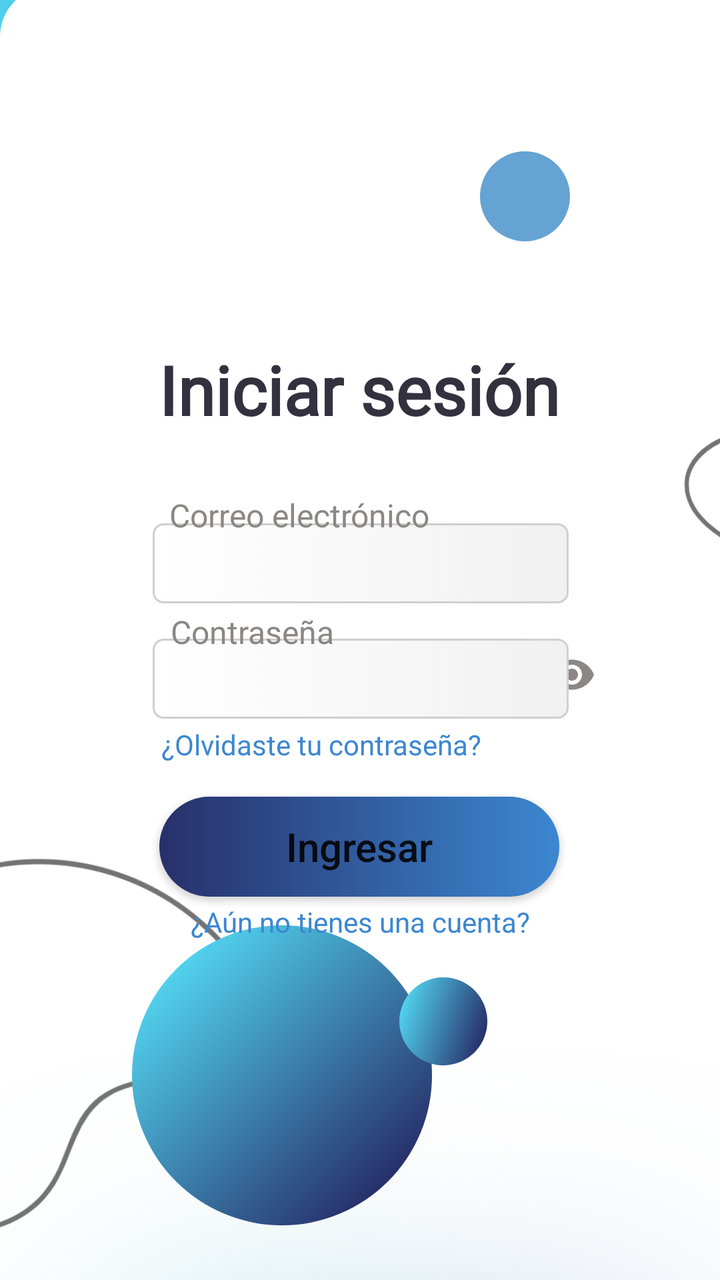
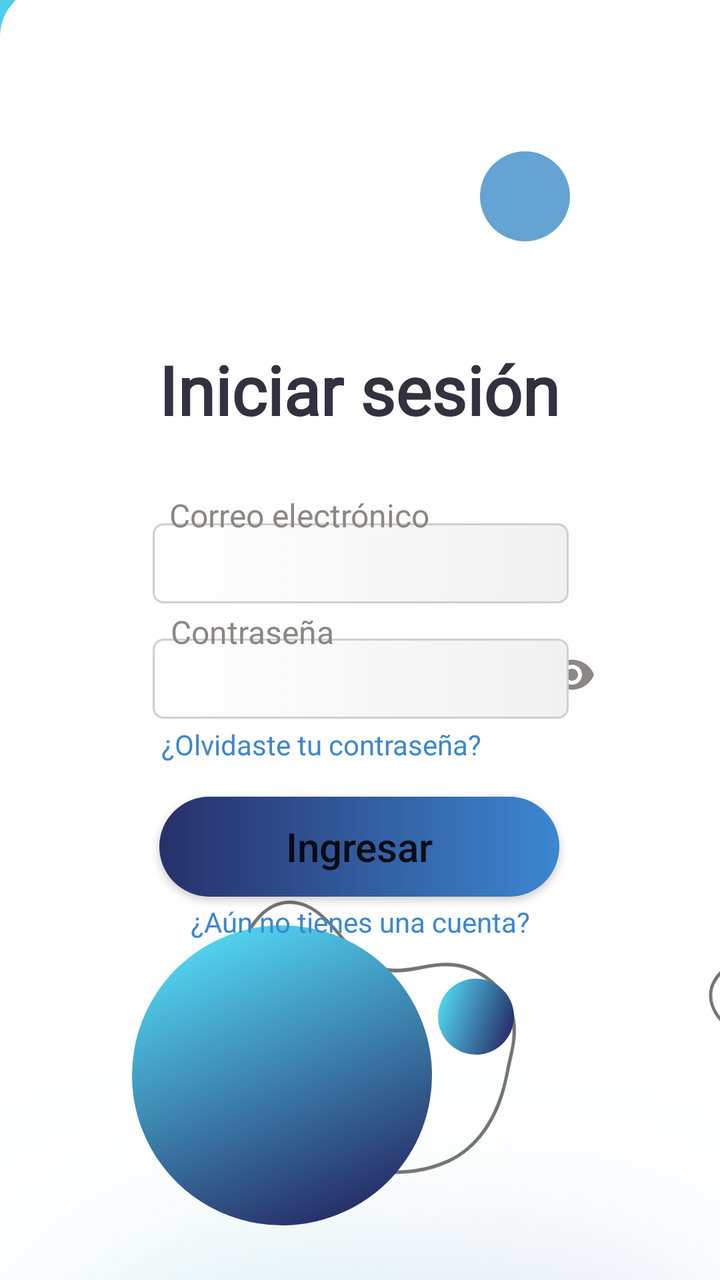

Compare the two renders of this Android layout. The source of the first and the diff that turns it into the second are given below.
<!-- AndroidManifest.xml: application theme Theme.OnePetApp.NoActionBar -->
<!-- res/layout/activity_iniciarsesion.xml -->
<?xml version="1.0" encoding="utf-8"?>
<androidx.constraintlayout.widget.ConstraintLayout xmlns:android="http://schemas.android.com/apk/res/android"
    xmlns:app="http://schemas.android.com/apk/res-auto"
    xmlns:tools="http://schemas.android.com/tools"
    android:id="@+id/main"
    android:layout_width="match_parent"
    android:layout_height="match_parent"
    android:background="#61777C"
    android:backgroundTint="#52B6CC"
    tools:context=".iniciarsesion">

    <androidx.constraintlayout.widget.ConstraintLayout
        android:layout_width="match_parent"
        android:layout_height="match_parent"
        android:background="@drawable/fondologin"
        android:backgroundTint="#52B6CC"
        android:foregroundTint="#4ECFEB"
        app:backgroundTint="@null">

        <ImageView
            android:id="@+id/imageView55"
            android:layout_width="464dp"
            android:layout_height="216dp"
            app:layout_constraintBottom_toBottomOf="@+id/imageView28"
            app:layout_constraintTop_toTopOf="parent"
            app:layout_constraintVertical_bias="0.0"
            app:srcCompat="@drawable/fondosplash"
            tools:layout_editor_absoluteX="-21dp" />

        <ImageView
            android:id="@+id/imageView70"
            android:layout_width="163dp"
            android:layout_height="156dp"
            android:layout_marginEnd="272dp"
            android:rotation="53"
            app:layout_constraintBottom_toBottomOf="parent"
            app:layout_constraintEnd_toEndOf="parent"
            app:layout_constraintTop_toTopOf="parent"
            app:layout_constraintVertical_bias="0.147"
            app:srcCompat="@drawable/circuloop3" />

        <ImageView
            android:id="@+id/imageView72"
            android:layout_width="412dp"
            android:layout_height="246dp"
            android:alpha="0.2"
            app:layout_constraintBottom_toBottomOf="@+id/imageView28"
            app:layout_constraintEnd_toEndOf="parent"
            app:layout_constraintStart_toStartOf="parent"
            app:layout_constraintTop_toTopOf="parent"
            app:layout_constraintVertical_bias="0.318"
            app:srcCompat="@drawable/rectangulosombra" />

        <ImageView
            android:id="@+id/imageView28"
            android:layout_width="410dp"
            android:layout_height="647dp"
            app:layout_constraintBottom_toBottomOf="parent"
            app:layout_constraintEnd_toEndOf="parent"
            app:layout_constraintHorizontal_bias="0.0"
            app:layout_constraintStart_toStartOf="parent"
            app:layout_constraintTop_toTopOf="parent"
            app:layout_constraintVertical_bias="1.0"
            app:srcCompat="@drawable/rectangulowis" />

        <TextView
            android:id="@+id/textView10"
            android:layout_width="wrap_content"
            android:layout_height="wrap_content"
            android:fontFamily="@font/alata"
            android:text="Iniciar sesión"
            android:textColor="#34313F"
            android:textSize="34dp"
            android:textStyle="bold"
            app:layout_constraintBottom_toBottomOf="parent"
            app:layout_constraintEnd_toEndOf="parent"
            app:layout_constraintHorizontal_bias="0.497"
            app:layout_constraintStart_toStartOf="parent"
            app:layout_constraintTop_toTopOf="parent"
            app:layout_constraintVertical_bias="0.289" />

        <ImageButton
            android:id="@+id/btnVolverIS"
            android:layout_width="wrap_content"
            android:layout_height="wrap_content"
            android:backgroundTint="#00FFFFFF"
            android:tint="#FFFFFF"
            app:layout_constraintBottom_toBottomOf="@+id/imageView28"
            app:layout_constraintEnd_toEndOf="parent"
            app:layout_constraintHorizontal_bias="0.044"
            app:layout_constraintStart_toStartOf="parent"
            app:layout_constraintTop_toTopOf="parent"
            app:layout_constraintVertical_bias="0.019"
            app:srcCompat="@drawable/baseline_arrow_back_ios_24" />

        <ImageView
            android:id="@+id/imageView111"
            android:layout_width="216dp"
            android:layout_height="228dp"
            android:layout_marginEnd="240dp"
            android:rotation="-70"
            android:rotationY="0"
            app:layout_constraintBottom_toBottomOf="parent"
            app:layout_constraintEnd_toEndOf="parent"
            app:layout_constraintTop_toTopOf="parent"
            app:layout_constraintVertical_bias="0.99"
            app:srcCompat="@drawable/blobdos" />

        <ImageView
            android:id="@+id/imageView60"
            android:layout_width="wrap_content"
            android:layout_height="wrap_content"
            android:layout_marginTop="392dp"
            app:layout_constraintEnd_toEndOf="parent"
            app:layout_constraintHorizontal_bias="0.0"
            app:layout_constraintStart_toStartOf="parent"
            app:layout_constraintTop_toTopOf="parent"
            app:srcCompat="@drawable/degcelesteinf" />

        <ImageView
            android:id="@+id/imageView67"
            android:layout_width="94dp"
            android:layout_height="206dp"
            android:layout_marginStart="332dp"
            app:layout_constraintBottom_toBottomOf="parent"
            app:layout_constraintStart_toStartOf="parent"
            app:layout_constraintTop_toTopOf="parent"
            app:layout_constraintVertical_bias="0.428"
            app:srcCompat="@drawable/halfblob1" />

        <ImageView
            android:id="@+id/imageView68"
            android:layout_width="124dp"
            android:layout_height="124dp"
            android:layout_marginStart="308dp"
            android:layout_marginBottom="732dp"
            android:alpha="0.6"
            android:rotation="23"
            app:layout_constraintBottom_toBottomOf="parent"
            app:layout_constraintStart_toStartOf="parent"
            app:srcCompat="@drawable/circuloop2" />

        <ImageView
            android:id="@+id/imageView69"
            android:layout_width="45dp"
            android:layout_height="45dp"
            android:alpha="0.8"
            app:layout_constraintBottom_toBottomOf="parent"
            app:layout_constraintEnd_toEndOf="parent"
            app:layout_constraintHorizontal_bias="0.762"
            app:layout_constraintStart_toStartOf="parent"
            app:layout_constraintTop_toTopOf="parent"
            app:layout_constraintVertical_bias="0.127"
            app:srcCompat="@drawable/circuloop2" />

        <ImageView
            android:id="@+id/imageView71"
            android:layout_width="122dp"
            android:layout_height="141dp"
            app:layout_constraintBottom_toBottomOf="@+id/imageView28"
            app:layout_constraintEnd_toEndOf="parent"
            app:layout_constraintHorizontal_bias="0.498"
            app:layout_constraintStart_toStartOf="parent"
            app:layout_constraintTop_toTopOf="parent"
            app:layout_constraintVertical_bias="0.038"
            app:srcCompat="@drawable/logowhite" />

        <ImageView
            android:id="@+id/imageView54"
            android:layout_width="150dp"
            android:layout_height="150dp"
            android:rotation="45"
            app:layout_constraintBottom_toBottomOf="parent"
            app:layout_constraintEnd_toEndOf="parent"
            app:layout_constraintHorizontal_bias="0.314"
            app:layout_constraintStart_toStartOf="parent"
            app:layout_constraintTop_toTopOf="parent"
            app:layout_constraintVertical_bias="0.944"
            app:srcCompat="@drawable/circulocelesteazul" />

        <ImageView
            android:id="@+id/imageView110"
            android:layout_width="44dp"
            android:layout_height="44dp"
            android:rotation="19"
            app:layout_constraintBottom_toBottomOf="@+id/imageView28"
            app:layout_constraintEnd_toEndOf="parent"
            app:layout_constraintHorizontal_bias="0.632"
            app:layout_constraintStart_toStartOf="parent"
            app:layout_constraintTop_toTopOf="parent"
            app:layout_constraintVertical_bias="0.82"
            app:srcCompat="@drawable/circulocelesteazul" />

        <ImageView
            android:id="@+id/imageView64"
            android:layout_width="wrap_content"
            android:layout_height="wrap_content"
            android:layout_marginTop="684dp"
            app:layout_constraintEnd_toEndOf="parent"
            app:layout_constraintHorizontal_bias="0.992"
            app:layout_constraintStart_toStartOf="parent"
            app:layout_constraintTop_toTopOf="parent"
            app:srcCompat="@drawable/imagenconejo1" />

        <ImageButton
            android:id="@+id/btnojolog"
            android:layout_width="wrap_content"
            android:layout_height="wrap_content"
            android:backgroundTint="#00FFFFFF"
            android:tint="#8C8686"
            app:layout_constraintBottom_toBottomOf="parent"
            app:layout_constraintEnd_toEndOf="parent"
            app:layout_constraintHorizontal_bias="0.84"
            app:layout_constraintStart_toStartOf="parent"
            app:layout_constraintTop_toTopOf="parent"
            app:layout_constraintVertical_bias="0.529"
            app:srcCompat="@drawable/eyeantifragile" />

        <TextView
            android:id="@+id/txtNoCuenta"
            android:layout_width="wrap_content"
            android:layout_height="wrap_content"
            android:text="¿Aún no tienes una cuenta?"
            android:textColor="#3C87D1"
            app:layout_constraintBottom_toBottomOf="parent"
            app:layout_constraintEnd_toEndOf="parent"
            app:layout_constraintStart_toStartOf="parent"
            app:layout_constraintTop_toTopOf="parent"
            app:layout_constraintVertical_bias="0.727" />

        <Button
            android:id="@+id/btniniciarsesionhome"
            android:layout_width="200dp"
            android:layout_height="50dp"
            android:background="@drawable/btnazul"
            android:text="Ingresar"
            android:textAllCaps="false"
            android:textSize="20sp"
            app:backgroundTint="@null"
            app:layout_constraintBottom_toBottomOf="@+id/imageView28"
            app:layout_constraintEnd_toEndOf="parent"
            app:layout_constraintHorizontal_bias="0.497"
            app:layout_constraintStart_toStartOf="parent"
            app:layout_constraintTop_toTopOf="parent"
            app:layout_constraintVertical_bias="0.675" />

        <EditText
            android:id="@+id/txtcorreoiniciar"
            android:layout_width="208dp"
            android:layout_height="40dp"
            android:background="@drawable/bordecajasg"
            android:ems="10"
            android:inputType="text"
            android:padding="7dp"
            app:layout_constraintBottom_toBottomOf="parent"
            app:layout_constraintEnd_toEndOf="parent"
            app:layout_constraintHorizontal_bias="0.502"
            app:layout_constraintStart_toStartOf="parent"
            app:layout_constraintTop_toTopOf="parent"
            app:layout_constraintVertical_bias="0.436" />

        <EditText
            android:id="@+id/txtcontrasenainicio"
            android:layout_width="208dp"
            android:layout_height="40dp"
            android:background="@drawable/bordecajasg"
            android:ems="10"
            android:inputType="textPassword"
            android:padding="7dp"
            app:layout_constraintBottom_toBottomOf="parent"
            app:layout_constraintEnd_toEndOf="parent"
            app:layout_constraintHorizontal_bias="0.502"
            app:layout_constraintStart_toStartOf="parent"
            app:layout_constraintTop_toTopOf="parent"
            app:layout_constraintVertical_bias="0.532" />

        <TextView
            android:id="@+id/btnrecuperarcontra"
            android:layout_width="wrap_content"
            android:layout_height="wrap_content"
            android:text="¿Olvidaste tu contraseña?"
            android:textColor="#3C87D1"
            app:layout_constraintBottom_toBottomOf="parent"
            app:layout_constraintEnd_toEndOf="parent"
            app:layout_constraintHorizontal_bias="0.404"
            app:layout_constraintStart_toStartOf="parent"
            app:layout_constraintTop_toTopOf="parent"
            app:layout_constraintVertical_bias="0.584" />

        <TextView
            android:id="@+id/textView47"
            android:layout_width="wrap_content"
            android:layout_height="wrap_content"
            android:text="Correo electrónico"
            android:textColor="#8C8686"
            android:textSize="16sp"
            app:layout_constraintBottom_toBottomOf="parent"
            app:layout_constraintEnd_toEndOf="parent"
            app:layout_constraintHorizontal_bias="0.368"
            app:layout_constraintStart_toStartOf="parent"
            app:layout_constraintTop_toTopOf="parent"
            app:layout_constraintVertical_bias="0.399" />

        <TextView
            android:id="@+id/textView48"
            android:layout_width="wrap_content"
            android:layout_height="wrap_content"
            android:text="Contraseña"
            android:textColor="#8C8686"
            android:textSize="16sp"
            app:layout_constraintBottom_toBottomOf="parent"
            app:layout_constraintEnd_toEndOf="parent"
            app:layout_constraintHorizontal_bias="0.307"
            app:layout_constraintStart_toStartOf="parent"
            app:layout_constraintTop_toTopOf="parent"
            app:layout_constraintVertical_bias="0.493" />

    </androidx.constraintlayout.widget.ConstraintLayout>

</androidx.constraintlayout.widget.ConstraintLayout>
<!-- resources referenced by this layout -->
<resources>
  <!-- drawable baseline_arrow_back_ios_24 (drawable) -->
  <vector xmlns:android="http://schemas.android.com/apk/res/android" android:autoMirrored="true" android:height="24dp" android:tint="#000000" android:viewportHeight="24" android:viewportWidth="24" android:width="24dp">
        
      <path android:fillColor="@android:color/white" android:pathData="M11.67,3.87L9.9,2.1 0,12l9.9,9.9 1.77,-1.77L3.54,12z"/>
      
  </vector>
  <!-- drawable btnazul (drawable) -->
  <?xml version="1.0" encoding="utf-8"?>
  <shape xmlns:android="http://schemas.android.com/apk/res/android"
      android:shape="rectangle">
      <gradient
          android:startColor="#27306A"
          android:endColor="#3C87D1">
      </gradient>
      <corners android:radius="1000dp"></corners>
  </shape>
  <!-- drawable circulocelesteazul (drawable) -->
  <?xml version="1.0" encoding="utf-8"?>
  <selector xmlns:android="http://schemas.android.com/apk/res/android">
      <item>
          <shape>
              <gradient
                  android:startColor="#51D1ED"
                  android:endColor="#27306A">
              </gradient>
              <corners android:radius="1000dp"></corners>
          </shape>
      </item>
  </selector>
  <!-- drawable circuloop2 (drawable) -->
  <?xml version="1.0" encoding="utf-8"?>
  <selector xmlns:android="http://schemas.android.com/apk/res/android">
      <item>
          <shape>
              <gradient
                  android:startColor="#3e8cc8"
                  android:endColor="#3e8cc8">
              </gradient>
              <corners android:radius="1000dp"></corners>
          </shape>
      </item>
  </selector>
  <!-- drawable circuloop3 (drawable) -->
  <?xml version="1.0" encoding="utf-8"?>
  <selector xmlns:android="http://schemas.android.com/apk/res/android">
      <item>
          <shape>
              <gradient
                  android:startColor="#65b0eb"
                  android:endColor="#65b0eb">
              </gradient>
              <corners android:radius="1000dp"></corners>
          </shape>
      </item>
  </selector>
  <!-- drawable fondologin (drawable) -->
  <?xml version="1.0" encoding="utf-8"?>
  <selector xmlns:android="http://schemas.android.com/apk/res/android">
      <item>
          <shape>
              <gradient
                  android:startColor="#CAF4FF"
                  android:endColor="#52B6CC">
              </gradient>
              <corners android:radius="0dp"></corners>
          </shape>
      </item>
  </selector>
  <!-- drawable fondosplash (drawable) -->
  <?xml version="1.0" encoding="utf-8"?>
  <selector xmlns:android="http://schemas.android.com/apk/res/android">
      <item>
          <shape>
              <gradient
                  android:startColor="#4ECFEB"
                  android:endColor="#27306A">
              </gradient>
              <corners android:radius="0dp"></corners>
          </shape>
      </item>
  </selector>
  <!-- drawable rectangulosombra (drawable) -->
  <?xml version="1.0" encoding="utf-8"?>
  <selector xmlns:android="http://schemas.android.com/apk/res/android">
      <item>
          <shape>
              <gradient
                  android:startColor="#737373"
                  android:endColor="#737373">
              </gradient>
              <corners android:radius="25dp"></corners>
          </shape>
      </item>
  </selector>
  <!-- drawable rectangulowis (drawable) -->
  <?xml version="1.0" encoding="utf-8"?>
  <selector xmlns:android="http://schemas.android.com/apk/res/android">
      <item>
          <shape>
              <gradient
                  android:startColor="#FFFFFF"
                  android:endColor="#FFFFFF">
              </gradient>
              <corners android:topLeftRadius="25dp" android:topRightRadius="25dp"></corners>
          </shape>
      </item>
  </selector>
  <style name="Theme.OnePetApp.NoActionBar">
          <item name="windowActionBar">false</item>
          <item name="windowNoTitle">true</item>
      </style>
  <!-- unchanged entries left out for length: 7 -->
</resources>

<!-- the commit's change to res/layout/activity_iniciarsesion.xml (unified diff, before → after) -->
@@ -63,6 +63,17 @@
             app:layout_constraintVertical_bias="1.0"
             app:srcCompat="@drawable/rectangulowis" />
 
+        <ImageView
+            android:id="@+id/imageView60"
+            android:layout_width="wrap_content"
+            android:layout_height="wrap_content"
+            android:layout_marginTop="392dp"
+            app:layout_constraintEnd_toEndOf="parent"
+            app:layout_constraintHorizontal_bias="0.0"
+            app:layout_constraintStart_toStartOf="parent"
+            app:layout_constraintTop_toTopOf="parent"
+            app:srcCompat="@drawable/degcelesteinf" />
+
         <TextView
             android:id="@+id/textView10"
             android:layout_width="wrap_content"
@@ -95,37 +106,27 @@
 
         <ImageView
             android:id="@+id/imageView111"
-            android:layout_width="216dp"
-            android:layout_height="228dp"
-            android:layout_marginEnd="240dp"
-            android:rotation="-70"
+            android:layout_width="154dp"
+            android:layout_height="152dp"
+            android:rotation="168"
             android:rotationY="0"
             app:layout_constraintBottom_toBottomOf="parent"
             app:layout_constraintEnd_toEndOf="parent"
-            app:layout_constraintTop_toTopOf="parent"
-            app:layout_constraintVertical_bias="0.99"
+            app:layout_constraintHorizontal_bias="0.533"
+            app:layout_constraintStart_toStartOf="parent"
+            app:layout_constraintTop_toTopOf="parent"
+            app:layout_constraintVertical_bias="0.903"
             app:srcCompat="@drawable/blobdos" />
 
         <ImageView
-            android:id="@+id/imageView60"
-            android:layout_width="wrap_content"
-            android:layout_height="wrap_content"
-            android:layout_marginTop="392dp"
-            app:layout_constraintEnd_toEndOf="parent"
-            app:layout_constraintHorizontal_bias="0.0"
-            app:layout_constraintStart_toStartOf="parent"
-            app:layout_constraintTop_toTopOf="parent"
-            app:srcCompat="@drawable/degcelesteinf" />
-
-        <ImageView
             android:id="@+id/imageView67"
-            android:layout_width="94dp"
-            android:layout_height="206dp"
-            android:layout_marginStart="332dp"
-            app:layout_constraintBottom_toBottomOf="parent"
-            app:layout_constraintStart_toStartOf="parent"
-            app:layout_constraintTop_toTopOf="parent"
-            app:layout_constraintVertical_bias="0.428"
+            android:layout_width="59dp"
+            android:layout_height="180dp"
+            android:layout_marginStart="352dp"
+            app:layout_constraintBottom_toBottomOf="parent"
+            app:layout_constraintStart_toStartOf="parent"
+            app:layout_constraintTop_toTopOf="parent"
+            app:layout_constraintVertical_bias="0.96"
             app:srcCompat="@drawable/halfblob1" />
 
         <ImageView
@@ -169,7 +170,7 @@
             android:id="@+id/imageView54"
             android:layout_width="150dp"
             android:layout_height="150dp"
-            android:rotation="45"
+            android:rotation="66"
             app:layout_constraintBottom_toBottomOf="parent"
             app:layout_constraintEnd_toEndOf="parent"
             app:layout_constraintHorizontal_bias="0.314"
@@ -180,15 +181,15 @@
 
         <ImageView
             android:id="@+id/imageView110"
-            android:layout_width="44dp"
-            android:layout_height="44dp"
+            android:layout_width="38dp"
+            android:layout_height="38dp"
             android:rotation="19"
             app:layout_constraintBottom_toBottomOf="@+id/imageView28"
             app:layout_constraintEnd_toEndOf="parent"
-            app:layout_constraintHorizontal_bias="0.632"
-            app:layout_constraintStart_toStartOf="parent"
-            app:layout_constraintTop_toTopOf="parent"
-            app:layout_constraintVertical_bias="0.82"
+            app:layout_constraintHorizontal_bias="0.68"
+            app:layout_constraintStart_toStartOf="parent"
+            app:layout_constraintTop_toTopOf="parent"
+            app:layout_constraintVertical_bias="0.813"
             app:srcCompat="@drawable/circulocelesteazul" />
 
         <ImageView
@@ -315,6 +316,16 @@
             app:layout_constraintTop_toTopOf="parent"
             app:layout_constraintVertical_bias="0.493" />
 
+        <ImageView
+            android:id="@+id/imageView218"
+            android:layout_width="151dp"
+            android:layout_height="175dp"
+            android:layout_marginTop="732dp"
+            android:layout_marginEnd="328dp"
+            app:layout_constraintEnd_toEndOf="parent"
+            app:layout_constraintTop_toTopOf="parent"
+            app:srcCompat="@drawable/bgtres" />
+
     </androidx.constraintlayout.widget.ConstraintLayout>
 
 </androidx.constraintlayout.widget.ConstraintLayout>
<!-- resource entries referenced after the edit -->
@@ -6,6 +6,7 @@
       <path android:fillColor="@android:color/white" android:pathData="M11.67,3.87L9.9,2.1 0,12l9.9,9.9 1.77,-1.77L3.54,12z"/>
       
   </vector>
+  <!-- drawable bgtres: png bitmap (drawable, 17679 bytes) -->
   <!-- drawable btnazul (drawable) -->
   <?xml version="1.0" encoding="utf-8"?>
   <shape xmlns:android="http://schemas.android.com/apk/res/android"
